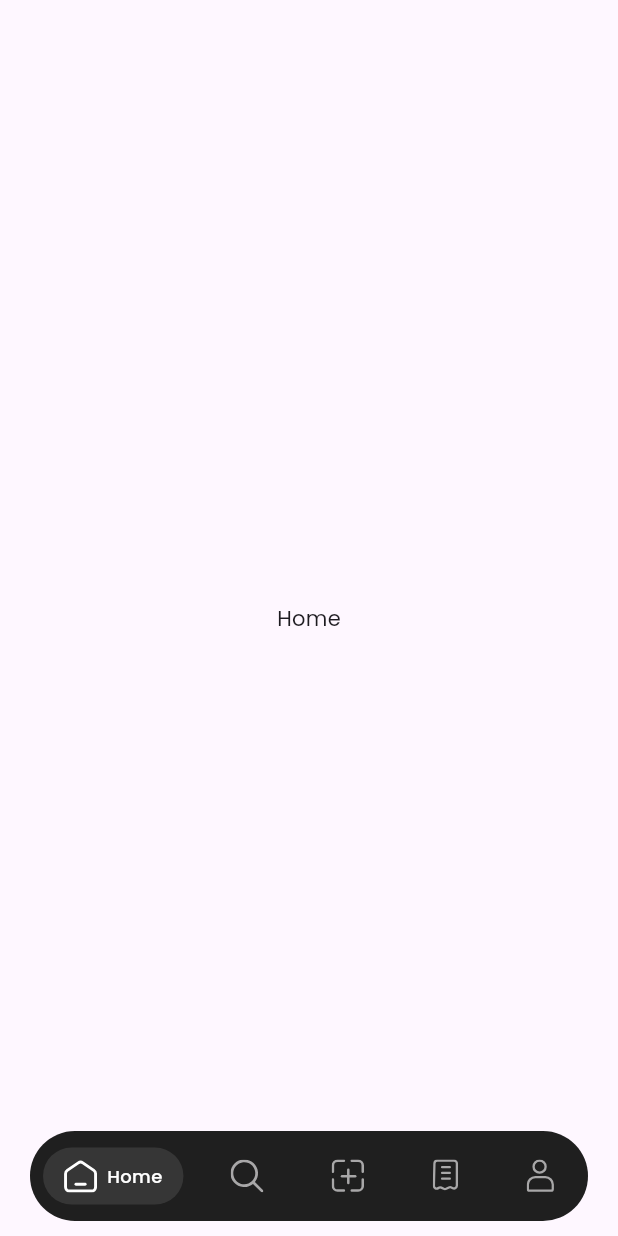
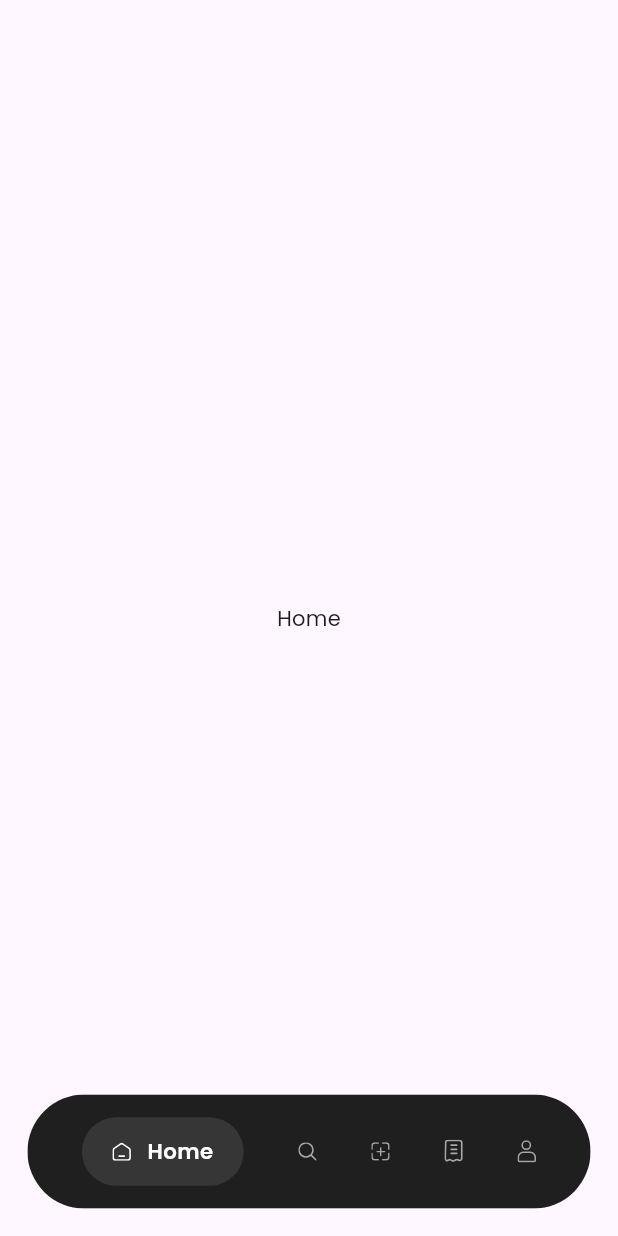
Before and after one commit to Flutter-Kanpur/readmeApp, a Flutter app: the screen it shows after launch, on a phone screen of 412 x 824 dp. Run offline on Flutter 3.47's test engine with Material 3 defaults, Android fonts, the phone set to English and light mode, and no system bars; our stand-ins replace flutter_screenutil, flutter_svg, google_fonts.

Commit message:
#COMMENT bottom navbar refracted

```diff
--- a/lib/features/home_page/home_screen.dart
+++ b/lib/features/home_page/home_screen.dart
@@ -1,4 +1,5 @@
 import 'package:flutter/material.dart';
+import 'package:flutter_screenutil/flutter_screenutil.dart';
 import 'package:readme_blogapp/shared/widgets/bottom_navbar.dart';
 
 class HomeScreen extends StatefulWidget {
@@ -23,8 +24,11 @@ class _HomeScreenState extends State<HomeScreen> {
     return Scaffold(
       extendBody: true,
       body: pages[currentIndex],
-        bottomNavigationBar: BottomNavbar(currentIndex: currentIndex,onTap: (index) => setState(() => currentIndex = index),
-      ),
+        bottomNavigationBar: Padding(
+          padding:  EdgeInsets.symmetric(horizontal: 18.sp,vertical: 18.sp),
+          child: BottomNavbar(currentIndex: currentIndex,onTap: (index) => setState(() => currentIndex = index),
+                ),
+        ),
       );
   }
 }
--- a/lib/shared/widgets/bottom_navbar.dart
+++ b/lib/shared/widgets/bottom_navbar.dart
@@ -14,16 +14,14 @@ class BottomNavbar extends StatelessWidget {
   });
   @override
   Widget build(BuildContext) {
-    return Padding(
-      padding: const EdgeInsets.symmetric(horizontal: 20.0, vertical: 10.0),
-      child: ClipRRect(
-        borderRadius: BorderRadius.circular(30.0),
+    return ClipRRect(
+      borderRadius: BorderRadius.circular(40.r),
       child: Container(
-          height: 60,
+        height: 75.h,
         color: Color(0xff1F1F1F),
         padding: const EdgeInsets.symmetric(vertical: 10),
         child: Row(
-            mainAxisAlignment: MainAxisAlignment.spaceAround,
+          mainAxisAlignment: MainAxisAlignment.spaceEvenly,
           children: [
             _navItem(AssetsPath.home, 0),
             _navItem(AssetsPath.search, 1),
@@ -33,47 +31,57 @@ class BottomNavbar extends StatelessWidget {
           ],
         ),
       ),
-      ),
     );
   }
 
   Widget _navItem(String icon, int index) {
     final isSelected = currentIndex == index;
 
-    return GestureDetector(
+    return Padding(
+      padding: EdgeInsets.only(left: 0.sp, right: 0.sp),
+      child: GestureDetector(
         onTap: () => onTap(index),
         child: Container(
-        padding: const EdgeInsets.symmetric(horizontal: 14, vertical: 8),
+          height: 45.h,
+          padding: isSelected
+              ? EdgeInsets.symmetric(horizontal: 20.sp)
+              : EdgeInsets.symmetric(horizontal: 0.sp, vertical: 0.sp),
           decoration: BoxDecoration(
             color: isSelected ? Color(0xff363636) : Colors.transparent,
-          borderRadius: BorderRadius.circular(20),
+            borderRadius: BorderRadius.circular(40.r),
           ),
           child: Row(
+            mainAxisAlignment: MainAxisAlignment.center,
+            crossAxisAlignment: CrossAxisAlignment.center,
             children: [
               SvgPicture.asset(
                 icon,
-              height: 22,
+                height: 0.03.sh,
+                width: 0.03.sw,
                 colorFilter: ColorFilter.mode(
                   isSelected ? Color(0xffFFFFFF) : Color(0xffA8A7A8),
                   BlendMode.srcIn,
                 ),
               ),
-            if (isSelected) ...[
-               SizedBox(width: 6.w),
+
+              if (isSelected && index != 2) ...[
+                10.horizontalSpace,
                 Text(
                   _labelForIndex(index),
                   style: TextStyle(
                     color: const Color(0xffFFFFFF),
-                  fontSize: 12,
-                  fontWeight: FontWeight.w500,
+                    fontSize: 14.sp,
+                    fontWeight: FontWeight.w600,
                   ),
                 ),
               ],
             ],
           ),
         ),
+      ),
     );
   }
+
   String _labelForIndex(int index) {
     switch (index) {
       case 0:
```
Lines whose indentation alone changed are shown as unchanged.
